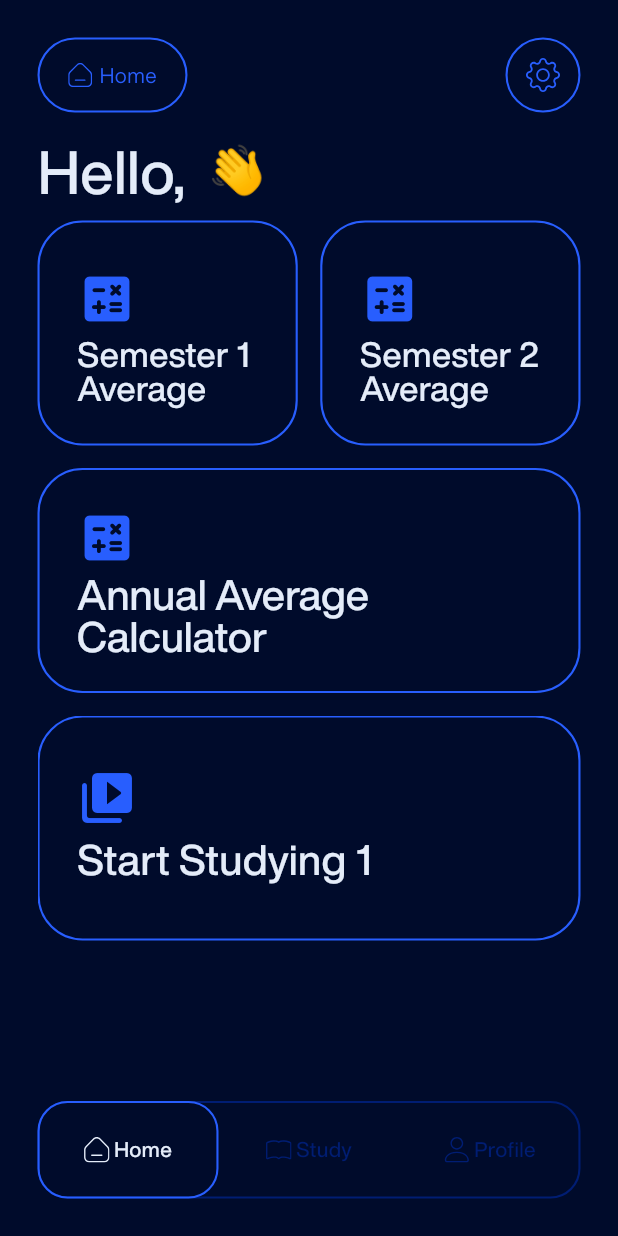
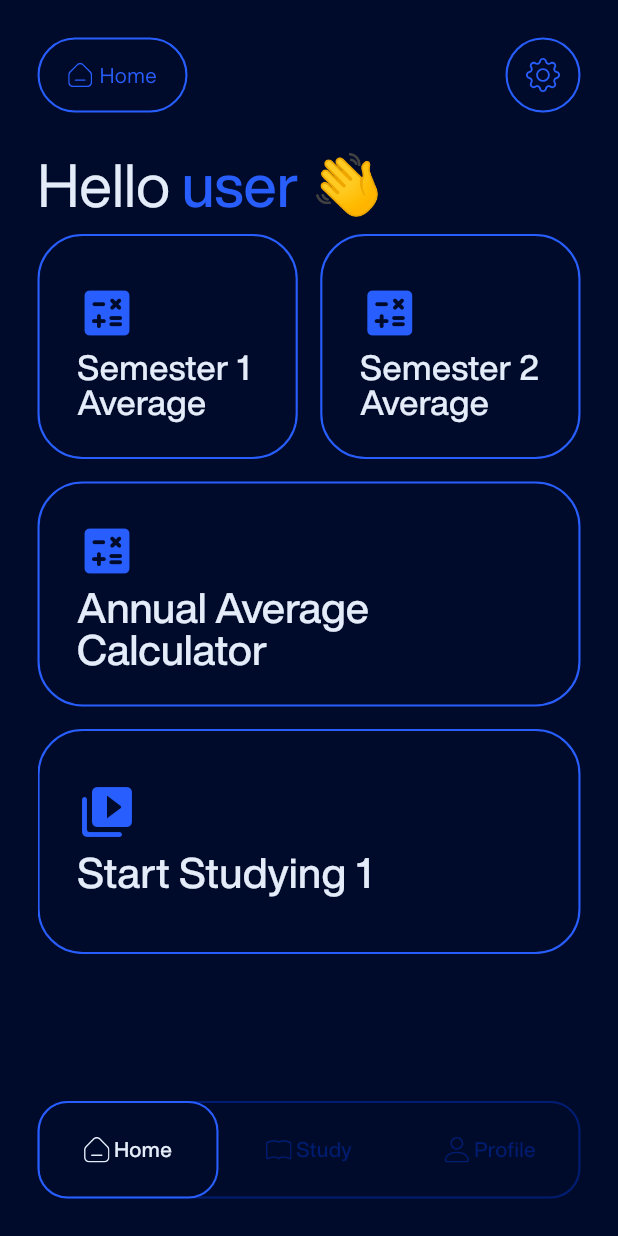
Before and after one commit to zaki-reg/university-calculator, a Flutter app: the HomePage screen opened directly, on a phone screen of 412 x 824 dp. Run offline on Flutter 3.47's test engine with Material 3 defaults, Android fonts, the phone set to English and light mode, and no system bars; drawn by our look-alikes of carousel_slider; our stand-ins replace flutter_svg.

Commit message:
Update UI

```diff
--- a/lib/screens/field_year.dart
+++ b/lib/screens/field_year.dart
@@ -5,7 +5,9 @@ import 'package:uni_calculator_test/screens/home.dart';
 import '../constants.dart';
 
 class CustomDropdownButton extends StatefulWidget {
-  const CustomDropdownButton({super.key});
+  final String enteredText;
+
+  const CustomDropdownButton({super.key, required this.enteredText});
 
   @override
   _CustomDropdownButtonState createState() => _CustomDropdownButtonState();
@@ -260,7 +262,7 @@ class _YearRowState extends State<YearRow> {
                   context,
                   MaterialPageRoute(
                     builder: (context) => const HomePage(
-                      enteredText: '',
+                      enteredText: 'user',
                     ),
                   ),
                 );
--- a/lib/screens/home.dart
+++ b/lib/screens/home.dart
@@ -190,32 +190,48 @@ class _HomeState extends State<HomePage> {
                         ],
                       ),
                       const SizedBox(
-                        height: 10.0,
+                        height: 30.0,
                       ),
                       Row(
                         children: [
-                          Text(
-                            'Hello, ',
-                            style: textStyle.copyWith(
-                                fontWeight: FontWeight.w500,
-                                fontSize: 40.0,
-                                color: whiteBlue),
+                          Flexible(
+                            child: RichText(
+                              text: TextSpan(
+                                style: textStyle.copyWith(
+                                  fontWeight: FontWeight.w600,
+                                  fontSize: 40.0,
+                                  height: 1,
+                                ),
+                                children: [
+                                  TextSpan(
+                                    text: 'Hello ',
+                                    style: textStyle.copyWith(
+                                        color: whiteBlue,
+                                        fontWeight: FontWeight
+                                            .normal), // Replace with your WhiteBlue color
+                                  ),
+                                  TextSpan(
+                                    text: widget.enteredText,
+                                    style: textStyle.copyWith(
+                                        color: primaryBlue,
+                                        fontWeight: FontWeight
+                                            .w500), // Replace with your WhiteBlue color
+                                  ),
+                                  TextSpan(
+                                    text: ' 👋',
+                                    style: textStyle.copyWith(
+                                        color: primaryBlue,
+                                        fontWeight: FontWeight
+                                            .w500), // Replace with your WhiteBlue color
+                                  ),
+                                ],
+                              ),
+                            ),
                           ),
-                          Text(
-                            widget.enteredText,
-                            style: textStyle.copyWith(
-                                fontWeight: FontWeight.w600,
-                                fontSize: 40.0,
-                                color: primaryBlue),
-                          ),
-                          Text(
-                            ' 👋',
-                            style: textStyle.copyWith(fontSize: 32.0),
-                          )
                         ],
                       ),
                       const SizedBox(
-                        height: 5.0,
+                        height: 10.0,
                       ),
                       Row(
                         mainAxisAlignment: MainAxisAlignment.center,
--- a/lib/screens/welcome.dart
+++ b/lib/screens/welcome.dart
@@ -109,8 +109,9 @@ class _WelcomeState extends State<Welcome> {
                               Navigator.push(
                                 context,
                                 MaterialPageRoute(
-                                  builder: (context) =>
-                                      const CustomDropdownButton(),
+                                  builder: (context) => CustomDropdownButton(
+                                    enteredText: enteredText,
+                                  ),
                                 ),
                               );
                             },
```
